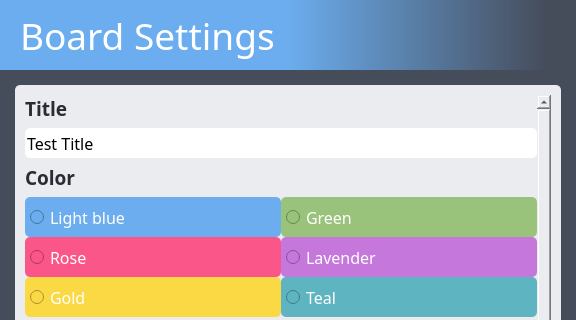
dulapahv/Kanbaru, file src/ui/board_settings.ui: the form before one commit; both pictures show x 0 to 576 and y 0 to 320 of the 576 by 678 pixel window.
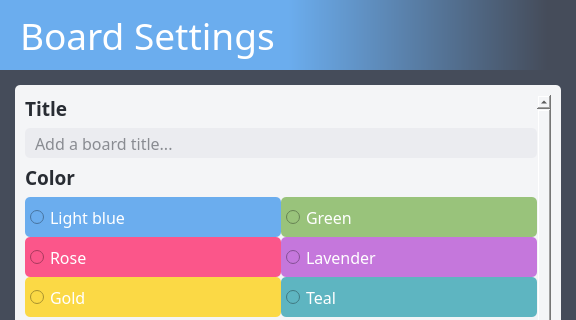
The form after the commit.

```diff
--- a/src/ui/board_settings.ui
+++ b/src/ui/board_settings.ui
@@ -84,7 +84,7 @@
        <item>
         <widget class="QWidget" name="widget" native="true">
          <property name="styleSheet">
-          <string notr="true">background-color: #ebecf0;
+          <string notr="true">background-color: #f4f5f7;
 border-radius: 5px;</string>
          </property>
          <layout class="QVBoxLayout" name="verticalLayout">
@@ -185,10 +185,14 @@
                      </font>
                     </property>
                     <property name="styleSheet">
-                     <string notr="true">QLineEdit {background-color: #ffffff; color: #000000; border-radius: 5px}</string>
+                     <string notr="true">QLineEdit {background-color: #ebecf0; color: #282c33; border-radius: 5px; padding: 0px 8px 0px 8px}
+QLineEdit:focus {background-color: #ffffff; border-color: #6badee; border-width: 1.5px; border-style: solid;; padding: 0px 6px 0px 6px}</string>
                     </property>
                     <property name="text">
-                     <string>Test Title</string>
+                     <string/>
+                    </property>
+                    <property name="placeholderText">
+                     <string>Add a board title...</string>
                     </property>
                    </widget>
                   </item>
```
